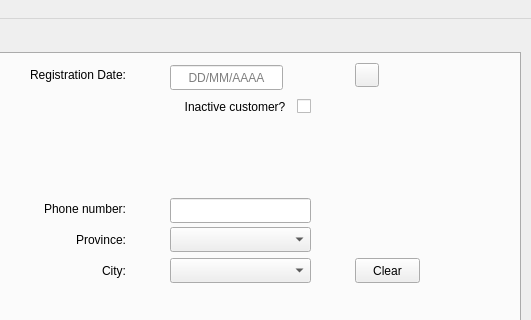
Qt form templates/window.ui (MMSS99/DI_Proyecto) before a commit; both pictures show x 589 to 1120 and y 0 to 320 of the 1120 by 892 pixel window.
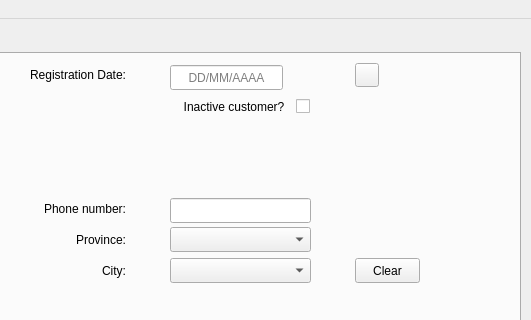
The same form after that commit. Icons and pictures are not drawn.

```diff
--- a/templates/window.ui
+++ b/templates/window.ui
@@ -418,11 +418,17 @@
             </property>
            </spacer>
           </item>
-          <item row="1" column="3">
+          <item row="1" column="3" alignment="Qt::AlignRight">
            <widget class="QCheckBox" name="chk_inactive">
+            <property name="minimumSize">
+             <size>
+              <width>140</width>
+              <height>25</height>
+             </size>
+            </property>
             <property name="maximumSize">
              <size>
-              <width>130</width>
+              <width>140</width>
               <height>25</height>
              </size>
             </property>
```
